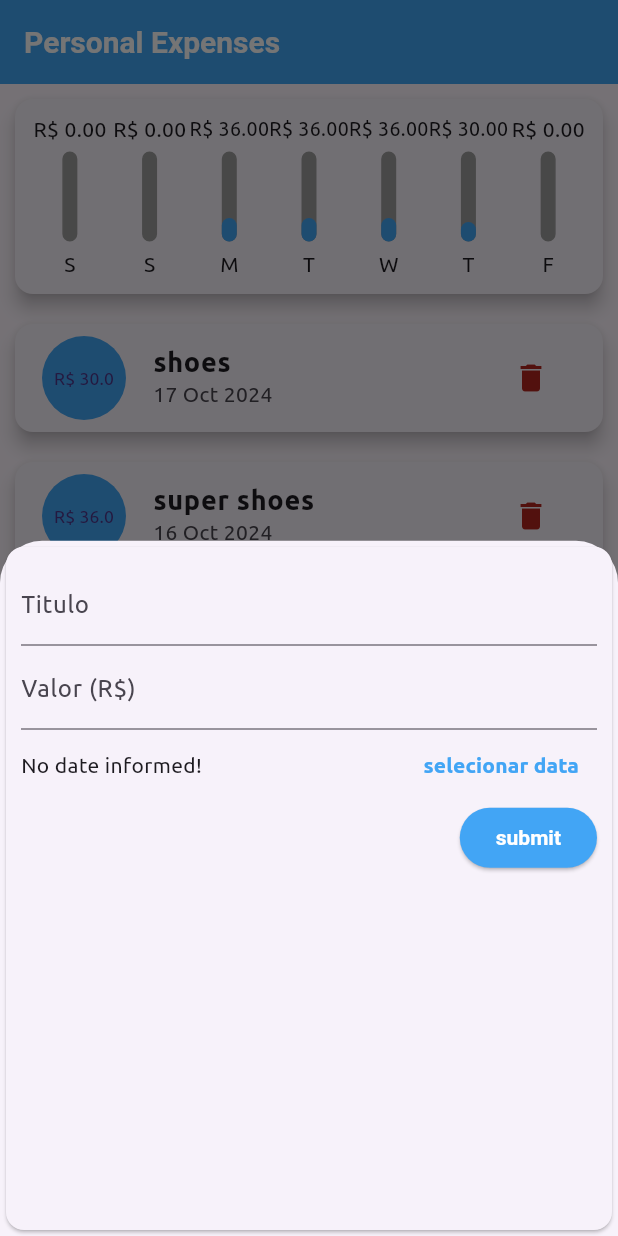
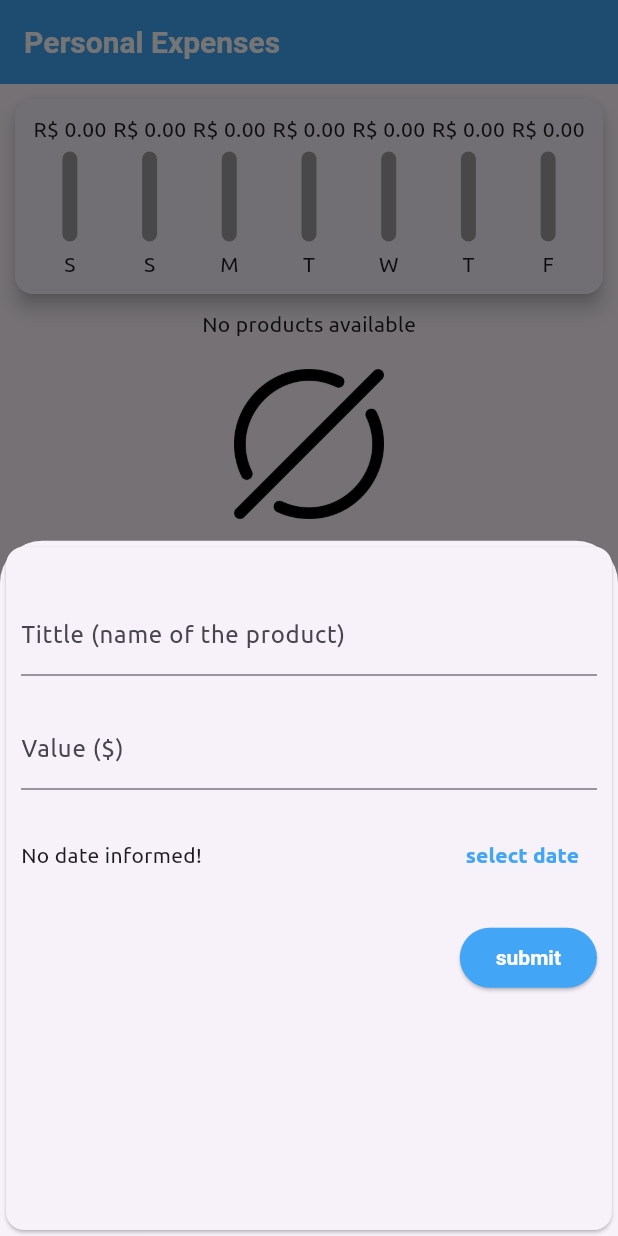
Before and after one commit to Logout-Game-Studio/personal_expenses, a Flutter app: the screen it shows after launch, after a tap on the "add" icon, on a phone screen of 412 x 824 dp. Run offline on Flutter 3.47's test engine with Material 3 defaults, Android fonts, the phone set to English and light mode, and no system bars; project files that could hold a hidden picture were left out.

Commit message:
Finalize details (#3)
* added spacing between transaction items

* removed useless comment

* quick fixes

```diff
--- a/lib/components/transaction_form.dart
+++ b/lib/components/transaction_form.dart
@@ -45,13 +45,15 @@ class _TransactionFormState extends State<TransactionForm> {
         padding: EdgeInsets.all(10),
         child: Column(
           children: [
+            SizedBox(height: 20),
             TextField(
-              decoration: InputDecoration(labelText: 'Titulo'),
+              decoration: InputDecoration(labelText: 'Tittle (name of the product)'),
               controller: _tittleTextController,
               onSubmitted: (_) => _submit(),
             ),
+            SizedBox(height: 20),
             TextField(
-              decoration: InputDecoration(labelText: 'Valor (R\$)'),
+              decoration: InputDecoration(labelText: 'Value (\$)'),
               onSubmitted: (_) => _submit(),
               keyboardType: TextInputType.numberWithOptions(decimal: true),
               //TODO: filter the text input to accept only numeric numbers from keyboard
@@ -60,6 +62,7 @@ class _TransactionFormState extends State<TransactionForm> {
               // ],
               controller: _valueTextController,
             ),
+            SizedBox(height: 20),
             Row(
               children: [
                 Expanded(
@@ -72,7 +75,7 @@ class _TransactionFormState extends State<TransactionForm> {
                     _showDatePicker();
                   },
                   child: Text(
-                    'selecionar data',
+                    'select date',
                     style: TextStyle(
                         color: Theme.of(context).primaryColor,
                         fontWeight: FontWeight.bold),
@@ -80,6 +83,7 @@ class _TransactionFormState extends State<TransactionForm> {
                 )
               ],
             ),
+            SizedBox(height: 20),
             Row(
               mainAxisAlignment: MainAxisAlignment.end,
               children: [
--- a/lib/main.dart
+++ b/lib/main.dart
@@ -41,7 +41,8 @@ class PersonalExpensesApp extends StatelessWidget {
           ),
           primaryColor: Colors.blue.shade400,
           floatingActionButtonTheme: FloatingActionButtonThemeData(
-              backgroundColor: Colors.greenAccent.shade400),
+              shape: CircleBorder(),
+              backgroundColor: Colors.blue.shade400),
         ));
   }
 }
@@ -52,32 +53,7 @@ class HomePage extends StatefulWidget {
 }
 
 class _HomePageState extends State<HomePage> {
-  final List<Transaction> _transactions = [
-    Transaction(
-      id: "t1",
-      title: "shoes",
-      value: 30.0,
-      date: DateTime.now().subtract(Duration(days: 1)),
-    ),
-    Transaction(
-      id: "t2",
-      title: "super shoes",
-      value: 36.0,
-      date: DateTime.now().subtract(Duration(days: 2)),
-    ),
-    Transaction(
-      id: "t3",
-      title: "super shoes",
-      value: 36.0,
-      date: DateTime.now().subtract(Duration(days: 3)),
-    ),
-    Transaction(
-      id: "t4",
-      title: "super shoes",
-      value: 36.0,
-      date: DateTime.now().subtract(Duration(days: 4)),
-    ),
-  ];
+  final List<Transaction> _transactions = [];
 
   ///Returns list of transactions made in the last seven days
   List<Transaction> get _recentTransactions {
```
Also changed, not shown: lib/components/transaction_list.dart (+0 -37 lines).
